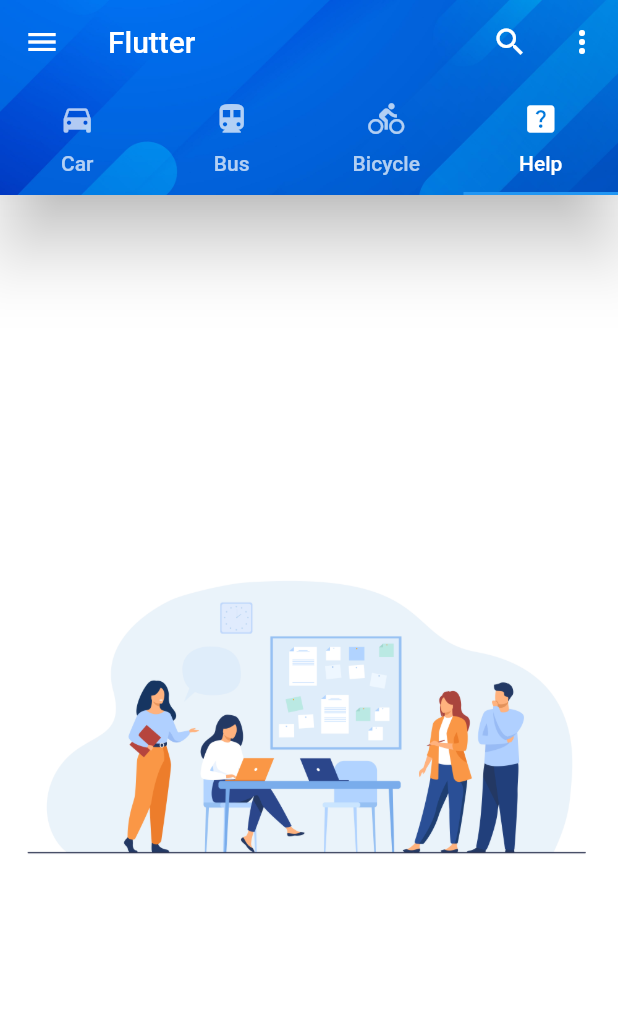
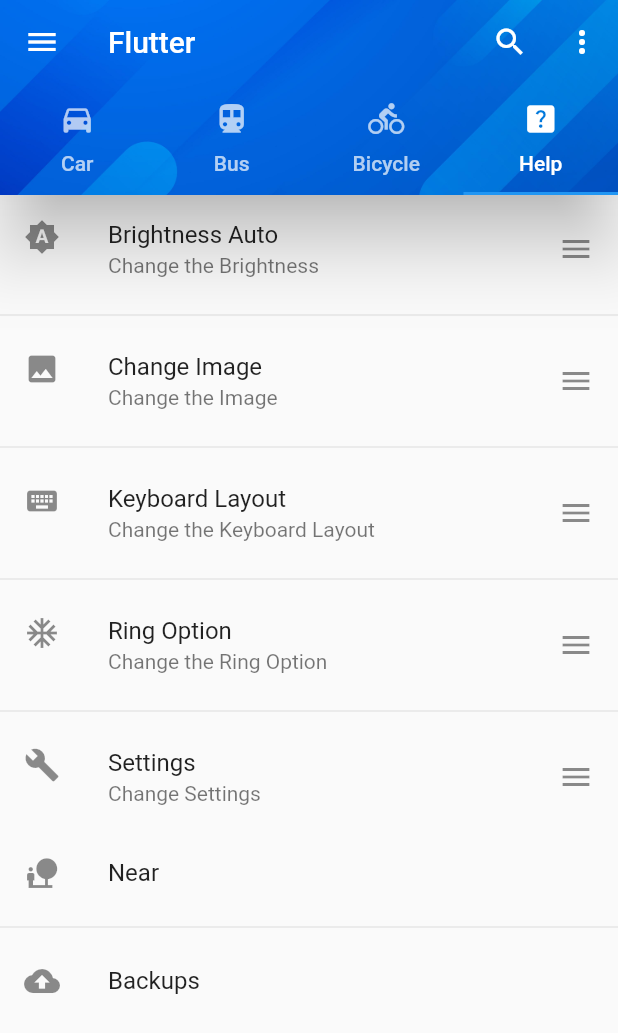
Before and after one commit to YasiruLak/Flutter-First_Project, a Flutter app: the screen it shows after launch, tab 4 chosen, on a phone screen of 412 x 824 dp. Shown: the top 1033 px of the screen. Run offline on Flutter 3.47's test engine with Material 2 defaults, Android fonts, the phone set to English and light mode, and no system bars; our stand-ins replace device_preview.

Commit message:
Add List Style

```diff
--- a/lib/main.dart
+++ b/lib/main.dart
@@ -1,5 +1,4 @@
 import 'package:device_preview/device_preview.dart';
-import 'package:first_flutter_project/screens/secondScreen.dart';
 import 'package:flutter/foundation.dart';
 import 'package:flutter/material.dart';
 
@@ -9,12 +8,14 @@ void main(){
   runApp(
       DevicePreview(
         enabled: !kReleaseMode,
-        builder: (context) =>  MyApp(), // Wrap your app
+        builder: (context) =>  const MyApp(), // Wrap your app
       )
   );
 }
 
 class MyApp extends StatelessWidget{
+  const MyApp({Key? key}) : super(key: key);
+
 
   @override
   Widget build(BuildContext context) {
@@ -28,7 +29,7 @@ class MyApp extends StatelessWidget{
         primarySwatch: Colors.blue,
         brightness: Brightness.light,
       ),
-      home:  MyHomePage(),
+      home:  const MyHomePage(),
       // routes: <String,WidgetBuilder>{
       //   '/second': (context) => SecondScreen("CCSL"),
       // },
--- a/lib/screens/homePage.dart
+++ b/lib/screens/homePage.dart
@@ -2,52 +2,55 @@ import 'package:first_flutter_project/screens/secondScreen.dart';
 import 'package:flutter/foundation.dart';
 import 'package:flutter/material.dart';
 
-
 class MyHomePage extends StatefulWidget {
+  const MyHomePage({Key? key}) : super(key: key);
 
   @override
   State<MyHomePage> createState() => _MyHomePageState();
 }
 
 class _MyHomePageState extends State<MyHomePage> {
-
   @override
   Widget build(BuildContext context) {
     return DefaultTabController(
       length: 4,
       child: Scaffold(
         appBar: AppBar(
-          title:  Text("Flutter"),
+          title: const Text("Flutter"),
           leading: IconButton(
-            icon:  Icon(Icons.menu),
-            onPressed: (){},
+            icon: const Icon(Icons.menu),
+            onPressed: () {},
           ),
           actions: <Widget>[
             IconButton(
-              icon:  Icon(Icons.search),
-              onPressed: (){},
+              icon: const Icon(Icons.search),
+              onPressed: () {},
             ),
             IconButton(
-              icon:  Icon(Icons.more_vert),
-              onPressed: (){},
+              icon: const Icon(Icons.more_vert),
+              onPressed: () {},
             ),
           ],
           flexibleSpace: Image.asset(
             "assets/main2.jpg",
             fit: BoxFit.cover,
           ),
-          bottom:  TabBar(
+          bottom: const TabBar(
             tabs: [
-              Tab(icon: Icon(Icons.directions_car),
+              Tab(
+                icon: Icon(Icons.directions_car),
                 text: "Car",
               ),
-              Tab(icon: Icon(Icons.directions_transit),
+              Tab(
+                icon: Icon(Icons.directions_transit),
                 text: "Bus",
               ),
-              Tab(icon: Icon(Icons.directions_bike),
+              Tab(
+                icon: Icon(Icons.directions_bike),
                 text: "Bicycle",
               ),
-              Tab(icon: Icon(Icons.help_center),
+              Tab(
+                icon: Icon(Icons.help_center),
                 text: "Help",
               ),
             ],
@@ -68,36 +71,22 @@ class _MyHomePageState extends State<MyHomePage> {
   }
 }
 
-Widget tab1(){
+Widget tab1() {
   return Container(
-
     color: Colors.lightBlue,
-    child:  Center(
-      child: Text("Copyright By Yasiru Dahanayaka",
-        style: TextStyle(color: Colors.white),),
+    child: const Center(
+      child: Text(
+        "Copyright By Yasiru Dahanayaka",
+        style: TextStyle(color: Colors.white),
+      ),
     ),
   );
 }
 
-Widget tab4(){
-  return Container(
-    decoration:  BoxDecoration(
-      color: Colors.white,
-      image: DecorationImage(
-          image: AssetImage("assets/main.jpg"),
-          fit: BoxFit.fitWidth),
-    ),
-    child:  Center(
-
-    ),
-  );
-}
-
-Widget tab2(BuildContext context){
-
+Widget tab2(BuildContext context) {
   int count = 0;
 
-  void increment(){
+  void increment() {
     count = count + 1;
     if (kDebugMode) {
       print(count);
@@ -109,47 +98,91 @@ Widget tab2(BuildContext context){
       child: Column(
         mainAxisAlignment: MainAxisAlignment.center,
         children: <Widget>[
-           Text('You Have Pushed Button Times',
-            style: TextStyle(fontSize: 18,color: Colors.blueAccent),
+          const Text(
+            'You Have Pushed Button Times',
+            style: TextStyle(fontSize: 18, color: Colors.blueAccent),
           ),
           Text(
             count.toString(),
-            style:  TextStyle(fontSize: 28,color: Colors.blueAccent),
+            style: const TextStyle(fontSize: 28, color: Colors.blueAccent),
           ),
         ],
       ),
     ),
     floatingActionButton: FloatingActionButton(
-      onPressed: (){
-        Navigator.of(context).push(MaterialPageRoute(
-          builder: (_){
-            return SecondScreen("CCSL");
-          }
-        ));
+      onPressed: () {
+        Navigator.of(context).push(MaterialPageRoute(builder: (_) {
+          return SecondScreen("CCSL");
+        }));
         // Navigator.of(context).pushNamed("/second");
       },
       tooltip: 'Increment',
-      child:  Icon(Icons.add),
+      child: const Icon(Icons.add),
     ),
   );
 }
 
-Widget tab3(){
+Widget tab3() {
+  return Container(
+    decoration: const BoxDecoration(
+      color: Colors.white,
+      image: DecorationImage(
+          image: AssetImage("assets/main.jpg"), fit: BoxFit.fitWidth),
+    ),
+    child: const Center(),
+  );
+}
+
+Widget tab4() {
   return Scaffold(
-    body: Container(
-      // padding: const EdgeInsets.all(20.0),
-      width: double.infinity,
-      height: 65,
-      alignment: Alignment.center,
-      color: Colors.lightBlue,
-      child:  Text(
-        'Flutter Testing App',
-        style: TextStyle(
-          color: Colors.white,
-          fontSize: 20.0,
-          fontFamily: 'Ubuntu sans-serif',
+    body: ListView(
+      scrollDirection: Axis.vertical,
+      children: <Widget>[
+        ListTile(
+          leading:  Icon(Icons.brightness_auto),
+          title:  Text("Brightness Auto"),
+          subtitle:  Text("Change the Brightness"),
+          trailing:  Icon(Icons.menu),
+          onTap: () {},
         ),
-      ),
+         Divider(),
+         ListTile(
+          leading: Icon(Icons.image),
+          title: Text("Change Image"),
+          subtitle: Text("Change the Image"),
+          trailing: Icon(Icons.menu),
+        ),
+         Divider(),
+         ListTile(
+          leading: Icon(Icons.keyboard),
+          title: Text("Keyboard Layout"),
+          subtitle: Text("Change the Keyboard Layout"),
+          trailing: Icon(Icons.menu),
+        ),
+         Divider(),
+         ListTile(
+          leading: Icon(Icons.ac_unit),
+          title: Text("Ring Option"),
+          subtitle: Text("Change the Ring Option"),
+          trailing: Icon(Icons.menu),
+        ),
+         Divider(),
+         ListTile(
+          leading: Icon(Icons.build),
+          title: Text("Settings"),
+          subtitle: Text("Change Settings"),
+          trailing: Icon(Icons.menu),
+        ),
+         ListTile(
+          leading: Icon(Icons.nature_people),
+          title: Text("Near"),
+        ),
+         Divider(),
+         ListTile(
+          leading: Icon(Icons.backup),
+          title: Text("Backups"),
+        ),
+      ],
     ),
   );
 }
--- a/lib/screens/secondScreen.dart
+++ b/lib/screens/secondScreen.dart
@@ -11,12 +11,12 @@ class SecondScreen extends StatelessWidget {
   Widget build(BuildContext context) {
     return Scaffold(
       appBar: AppBar(
-        title:  Text('Flutter Navigation',
+        title:  const Text('Flutter Navigation',
         ),
         leading: IconButton(
-          icon:  Icon(Icons.home),
+          icon:  const Icon(Icons.home),
           onPressed: (){
-            Navigator.pop(context, MyHomePage());
+            Navigator.pop(context, const MyHomePage());
           },
          )
         ),
@@ -26,7 +26,7 @@ class SecondScreen extends StatelessWidget {
           mainAxisAlignment: MainAxisAlignment.center,
           children: <Widget>[
             Text(text,
-              style: TextStyle(fontSize: 18,color: Colors.white),
+              style: const TextStyle(fontSize: 18,color: Colors.white),
             ),
           ],
         ),
```
